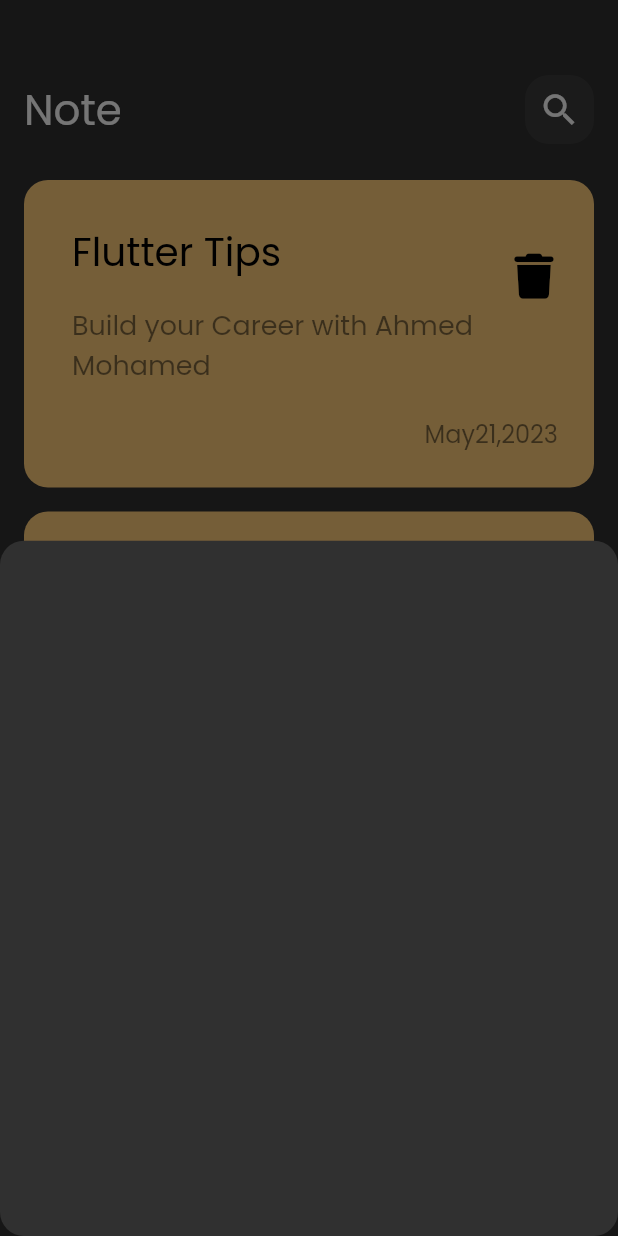
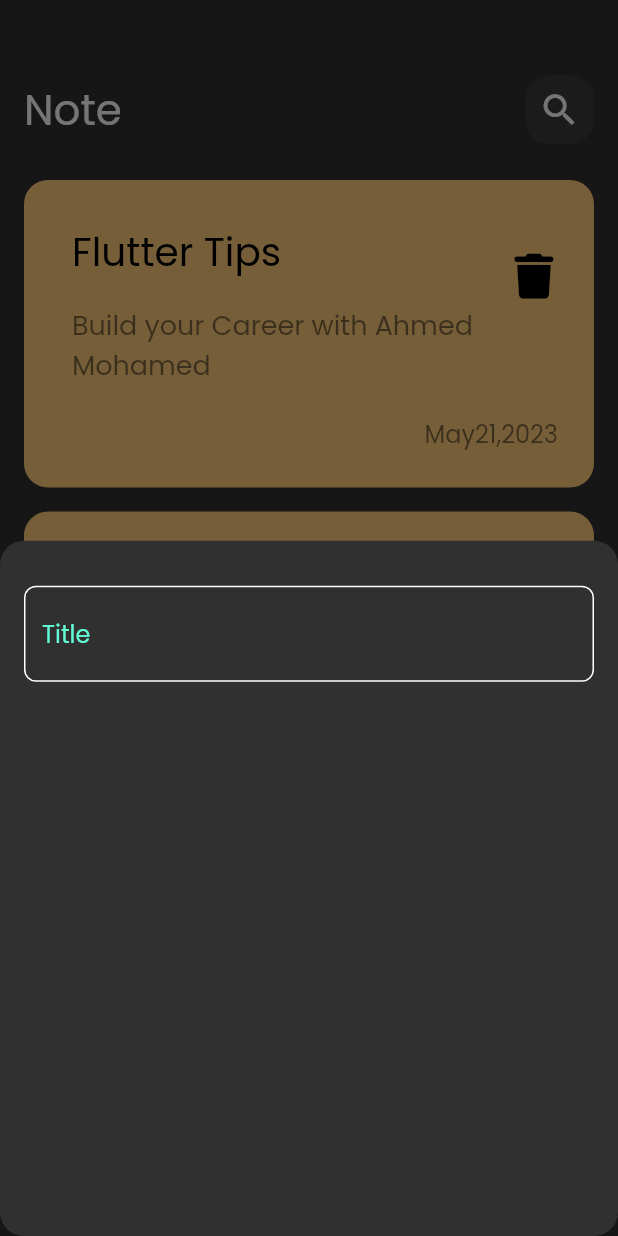
Before and after one commit to AhmedAlbay/Note_App, a Flutter app: the screen it shows after launch, after a tap on the "add" icon, on a phone screen of 412 x 824 dp. Run offline on Flutter 3.47's test engine with Material 2 defaults, Android fonts, the phone set to English and light mode, and no system bars; our stand-ins replace font_awesome_flutter.

Commit message:
Create Custom Field

```diff
--- /dev/null
+++ b/lib/const.dart
@@ -0,0 +1,5 @@
+// ignore_for_file: unnecessary_const, constant_identifier_names
+
+import 'package:flutter/material.dart';
+
+const KPrimaryColor=const Color(0xff62FCD7);
--- a/lib/widgets/add_note_bottom_sheet.dart
+++ b/lib/widgets/add_note_bottom_sheet.dart
@@ -1,10 +1,21 @@
 import 'package:flutter/material.dart';
+import 'package:note_app/widgets/custom_text_fied.dart';
 
 class AddNoteBottomSheet extends StatelessWidget {
   const AddNoteBottomSheet({super.key});
 
   @override
   Widget build(BuildContext context) {
-    return  Container();
+    return const Padding(
+      padding: EdgeInsets.symmetric(horizontal: 16.0),
+      child: Column(
+        children: [
+          SizedBox(
+            height: 30,
+          ),
+          CustomTextField()
+        ],
+      ),
+    );
   }
 }
--- /dev/null
+++ b/lib/widgets/custom_text_fied.dart
@@ -0,0 +1,27 @@
+import 'package:flutter/material.dart';
+import 'package:note_app/const.dart';
+
+class CustomTextField extends StatelessWidget {
+  const CustomTextField({super.key});
+
+  @override
+  Widget build(BuildContext context) {
+    return TextField(
+      cursorColor: KPrimaryColor,
+      decoration: InputDecoration(
+        hintText: 'Title',
+        hintStyle: const TextStyle(color: KPrimaryColor),
+        border: BuildBorder(),
+        enabledBorder: BuildBorder(),
+        focusedBorder: BuildBorder(KPrimaryColor),
+      ),
+    );
+  }
+
+  // ignore: non_constant_identifier_names
+  OutlineInputBorder BuildBorder([color]) {
+    return OutlineInputBorder(
+        borderRadius: BorderRadius.circular(8),
+        borderSide: BorderSide(color: color ?? Colors.white));
+  }
+}
```
